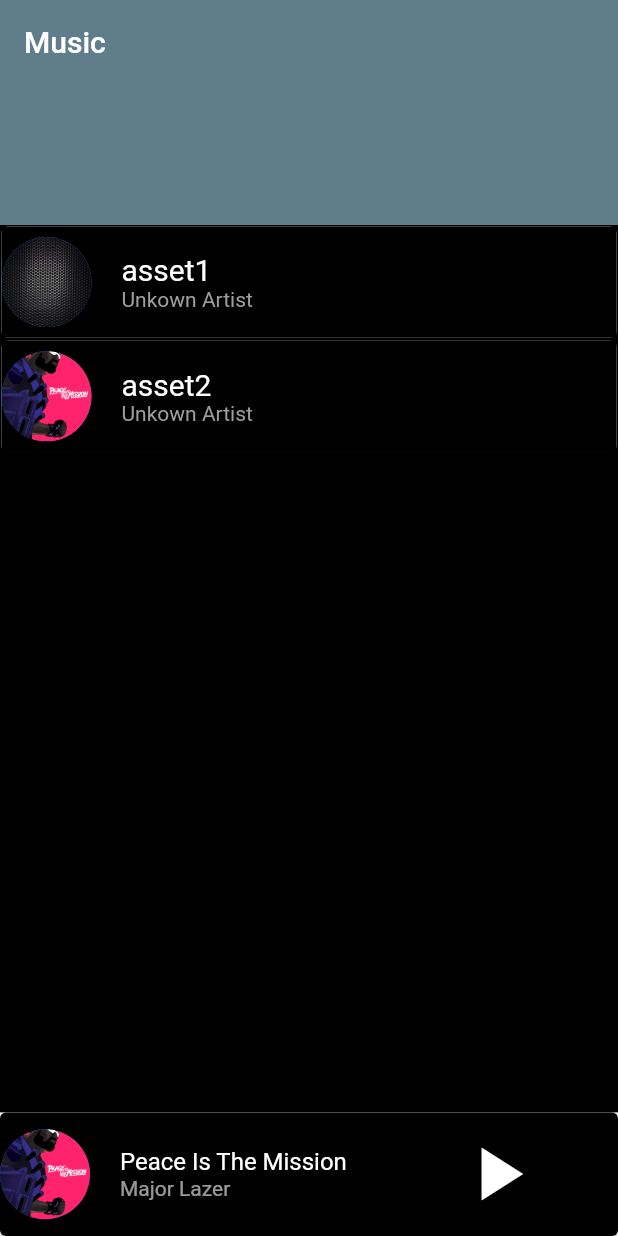
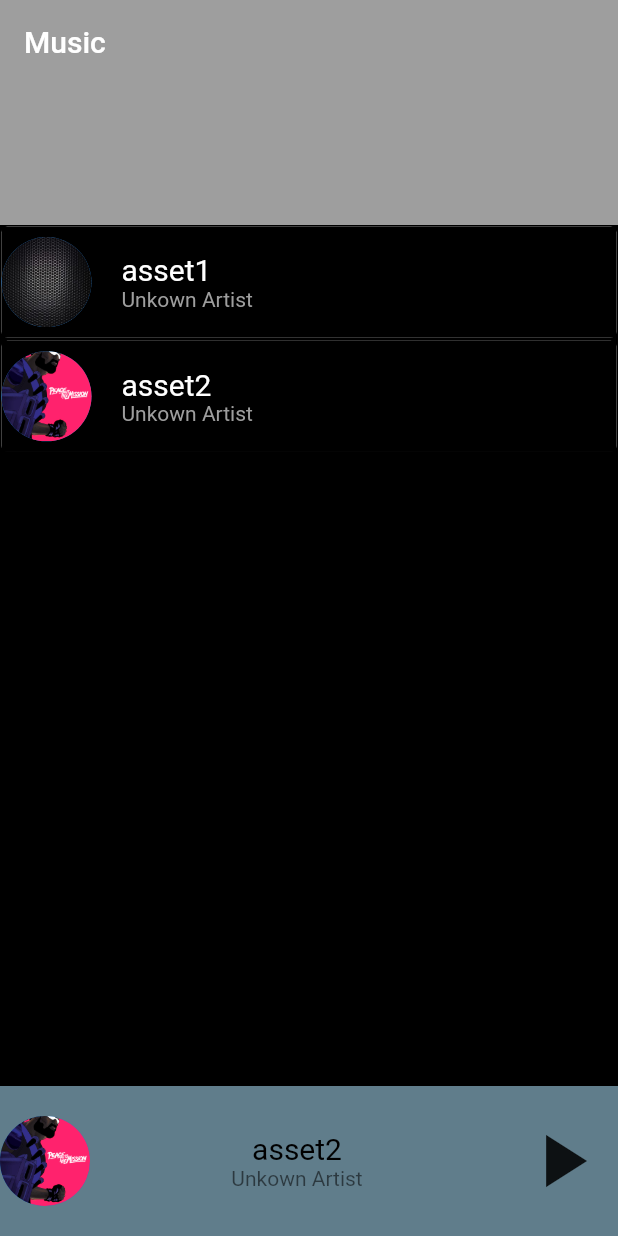
Before and after one commit to sadlerb/music_player, a Flutter app: the screen it shows after launch, on a phone screen of 412 x 824 dp. Run offline on Flutter 3.47's test engine with Material 2 defaults, Android fonts, the phone set to English and light mode, and no system bars; drawn by our look-alikes of sliding_up_panel.

Commit message:
Got something working

```diff
--- a/lib/main.dart
+++ b/lib/main.dart
@@ -1,5 +1,4 @@
 import 'package:flutter/material.dart';
-import 'package:music_player/pages/detailPage.dart';
 import 'package:music_player/pages/home.dart';
 
 
@@ -8,6 +7,6 @@ void main() => runApp(MaterialApp(
 
       routes: {
         '/':(context) => Home(),
-        '/detail': (context) => DetailPage(),
+
       },
     ));
--- a/lib/pages/detailPage.dart
+++ b/lib/pages/detailPage.dart
@@ -4,7 +4,7 @@ import 'package:music_player/services/song.dart';
 class DetailPage extends StatefulWidget {
   final Song song;
 
- const DetailPage({this.song, Key key}) : super(key: key);
+ const DetailPage({@required this.song, Key key}) : super(key: key);
 
   @override
   _DetailPageState createState() => _DetailPageState();
@@ -16,8 +16,7 @@ class DetailPage extends StatefulWidget {
 class _DetailPageState extends State<DetailPage> {
   @override
   Widget build(BuildContext context) {
-    return Scaffold(
-      body: Container(
+    return Container(
         height: MediaQuery.of(context).size.height,
         color: Colors.black,
         child: SafeArea(
@@ -30,17 +29,8 @@ class _DetailPageState extends State<DetailPage> {
                     height: 10.0,
                   ),
                   Row(
-                    mainAxisAlignment: MainAxisAlignment.spaceBetween,
+                    mainAxisAlignment: MainAxisAlignment.end,
                     children: <Widget>[
-                      IconButton(
-                          padding: EdgeInsets.only(left: 40),
-                          icon: Icon(
-                            Icons.arrow_back,
-                            color: Colors.white,
-                          ),
-                          onPressed: () {
-                            Navigator.pop(context);
-                          }),
                       IconButton(
                         padding: EdgeInsets.only(right: 40),
                         enableFeedback: false,
@@ -57,9 +47,7 @@ class _DetailPageState extends State<DetailPage> {
                   Stack(
                     alignment: Alignment.topRight,
                     children: <Widget>[
-                      Hero(
-                        tag: 'dash',
-                        child: Card(
+                      Card(
                         color: Colors.white,
                         elevation: 1.0,
                         shape: RoundedRectangleBorder(
@@ -74,8 +62,7 @@ class _DetailPageState extends State<DetailPage> {
                               height: 250.0,
                               decoration: BoxDecoration(
                                 image: DecorationImage(
-                                    image: AssetImage(widget.song.getFileLocation()),
-                                  ),
+                                  image: AssetImage(widget.song.getImageLocation()),
                                 ),
                               ),
                             ),
@@ -158,7 +145,6 @@ class _DetailPageState extends State<DetailPage> {
             ),
           ),
         ),
-      ),
     );
   }
 }
--- a/lib/pages/home.dart
+++ b/lib/pages/home.dart
@@ -2,6 +2,7 @@ import 'package:flutter/material.dart';
 import 'package:music_player/pages/detailPage.dart';
 import 'package:music_player/services/song.dart';
 import 'package:music_player/services/songCard.dart';
+import 'package:sliding_up_panel/sliding_up_panel.dart';
 
 class Home extends StatefulWidget {
   @override
@@ -19,89 +20,85 @@ class _HomeState extends State<Home> {
         fileLocation: "assets/asset2.mp3",
         imageLocation: "assets/cover.png")
   ];
+  Song currentSong = Song(
+      name: "asset2",
+      fileLocation: "assets/asset2.mp3",
+      imageLocation: "assets/cover.png");
 
   @override
   Widget build(BuildContext context) {
     return Scaffold(
       backgroundColor: Colors.black,
-      body: CustomScrollView(
-        slivers: <Widget>[
-          SliverAppBar(
-            floating: true,
-            pinned: false,
-            snap: true,
-            backgroundColor: Colors.blueGrey,
-            title: Text("Music"),
-            expandedHeight: 150,
+      body: SlidingUpPanel(
+        maxHeight: MediaQuery.of(context).size.height,
+        panel: DetailPage(
+          song: currentSong,
         ),
-          SliverList(
-            delegate: SliverChildListDelegate([
-              SongCard(playlist: playlist)
-            ]),
-          )
-        ],
-      ),
-      bottomNavigationBar: BottomAppBar(
-        child: GestureDetector(
-          onTap: () {
-            showDetailPage(context);
-          },
-          child: Hero(
-            tag: 'dash',
-            child: Card(
-              margin: EdgeInsets.all(0),
-              color: Colors.black,
-              child: Container(
-                height: MediaQuery.of(context).size.height * 0.1,
+        collapsed: Container(
+          decoration: BoxDecoration(color: Colors.blueGrey),
           child: Row(
-                  mainAxisAlignment: MainAxisAlignment.start,
+            mainAxisAlignment: MainAxisAlignment.spaceBetween,
             children: <Widget>[
               CircleAvatar(
                 radius: 30.0,
-                      backgroundImage: AssetImage("assets/cover.png"),
-                    ),
-                    SizedBox(
-                      width: 20.0,
+                backgroundImage: AssetImage(currentSong.getImageLocation()),
               ),
               Column(
-                      crossAxisAlignment: CrossAxisAlignment.start,
                 mainAxisAlignment: MainAxisAlignment.center,
                 children: <Widget>[
                   Text(
-                          "Peace Is The Mission",
+                    "${currentSong.getName()}",
                     style: TextStyle(
-                            color: Colors.white,
-                            fontSize: 16.0,
+                      color: Colors.black,
+                      fontSize: 20,
                     ),
                   ),
                   Text(
-                          "Major Lazer",
+                    "${currentSong.getArtist()}",
                     style: TextStyle(
-                            color: Colors.white60,
+                      color: Colors.black54,
                     ),
                   )
                 ],
               ),
-                    SizedBox(
-                      width: 70.0,
+              IconButton(
+                iconSize: 60.0,
+                icon: Icon(
+                  Icons.play_arrow,
                 ),
-                    Icon(
-                      Icons.play_arrow,
-                      color: Colors.white,
-                      size: 60.0,
+                onPressed: () {},
               )
             ],
           ),
         ),
+        body: CustomScrollView(
+          slivers: <Widget>[
+            SliverAppBar(
+              backgroundColor: Colors.grey,
+              expandedHeight: 150.0,
+              title: Text("Music"),
             ),
+            SliverList(
+              delegate: SliverChildListDelegate(
+                [
+                  Column(
+                      children: playlist
+                          .map(
+                            (song) => GestureDetector(
+                              onTap: () {
+                                setState(() {
+                                  currentSong = song;
+                                });
+                              },
+                              child: SongCard(song: song),
                             ),
+                          ).toList()),
+                ],
+              ),
+            )
+          ],
         ),
       ),
     );
   }
-
-  void showDetailPage(context) {
-    Navigator.push(
-        context, MaterialPageRoute(builder: (context) => DetailPage(song: playlist[0],)));
 }
-}
--- a/lib/services/songCard.dart
+++ b/lib/services/songCard.dart
@@ -4,18 +4,16 @@ import 'package:music_player/services/song.dart';
 class SongCard extends StatelessWidget {
   const SongCard({
     Key key,
-    @required this.playlist,
+    @required this.song,
   }) : super(key: key);
 
-  final List<Song> playlist;
+  final Song song;
 
   @override
   Widget build(BuildContext context) {
-    return Column(
-      crossAxisAlignment: CrossAxisAlignment.start,
-      children: playlist
-          .map((song) => Card(
+    return Card(
           margin: EdgeInsets.all(1),
+          elevation: 0.0,
           child: Container(
             color: Colors.black,
             height: MediaQuery.of(context).size.height * 0.09,
@@ -36,10 +34,7 @@ class SongCard extends StatelessWidget {
                   children: <Widget>[
                     Text(
                       '${song.getName()}',
-                            style: TextStyle(
-                              color: Colors.white,
-                              fontSize: 20.0
-                            ),
+                      style: TextStyle(color: Colors.white, fontSize: 20.0),
                     ),
                     Text(
                       '${song.getArtist()}',
@@ -56,8 +51,7 @@ class SongCard extends StatelessWidget {
               ],
             ),
           ),
-              ))
-          .toList(),
         );
+
   }
 }
--- a/pubspec.yaml
+++ b/pubspec.yaml
@@ -13,6 +13,8 @@ dependencies:
 
   cupertino_icons: ^0.1.2
   assets_audio_player: ^1.5.0+1
+  sliding_up_panel: ^1.0.2
+
 
 dev_dependencies:
   flutter_test:
```
Lines whose indentation alone changed are shown as unchanged.
